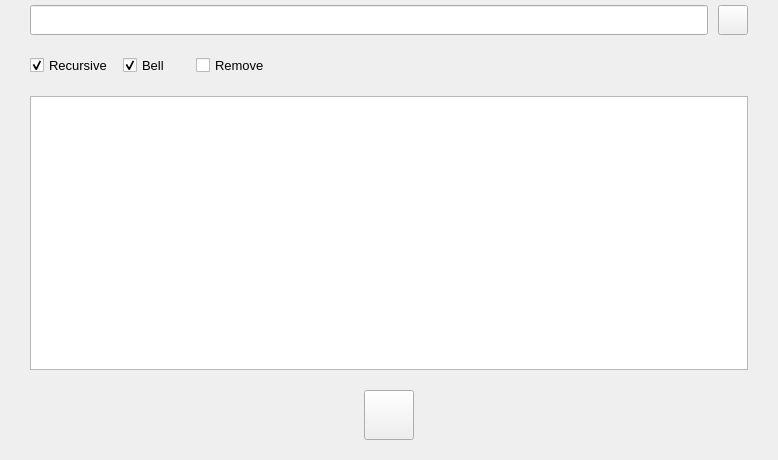
Before: the Qt Designer form Pages/Antivirus/scansubpage.ui in scazier/Ultimate, drawn with Qt 5.
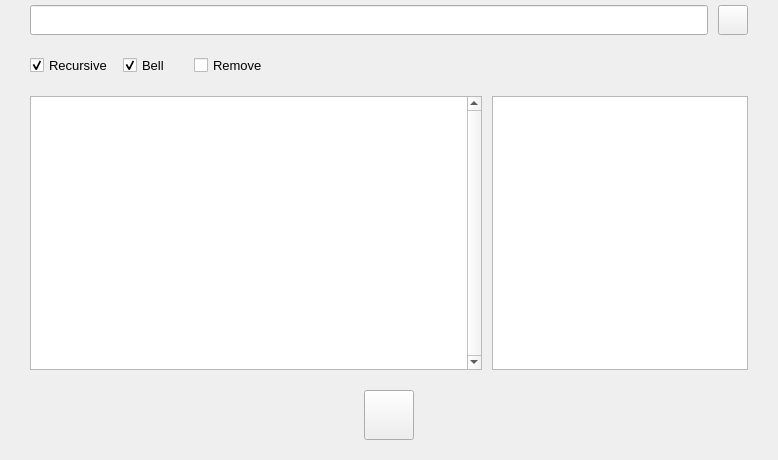
After: the same form once the commit is applied.

Commit message: Change scan sub page result from QTextEdit to QListWidgetItem

Diff of the .ui file:
```diff
--- a/Pages/Antivirus/scansubpage.ui
+++ b/Pages/Antivirus/scansubpage.ui
@@ -181,8 +181,18 @@
      </property>
     </widget>
    </item>
-   <item row="2" column="0" colspan="10">
-    <widget class="QTextEdit" name="lblOutputCommand">
+   <item row="2" column="0" colspan="6">
+    <widget class="QListWidget" name="lblOutputCommand">
+     <property name="autoFillBackground">
+      <bool>false</bool>
+     </property>
+     <property name="verticalScrollBarPolicy">
+      <enum>Qt::ScrollBarAlwaysOn</enum>
+     </property>
+    </widget>
+   </item>
+   <item row="2" column="6" colspan="4">
+    <widget class="QTextEdit" name="lblSummaryCommand">
      <property name="autoFillBackground">
       <bool>false</bool>
      </property>
```
Lines whose indentation alone changed are shown as unchanged. The commit also changes 6 other files.
